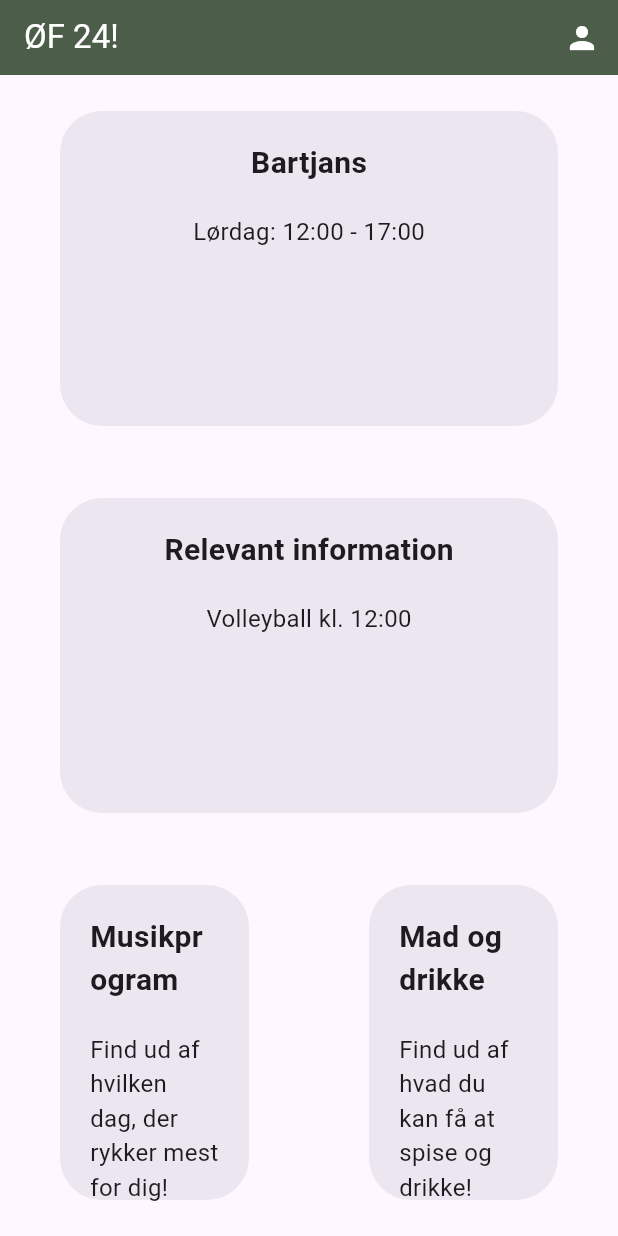
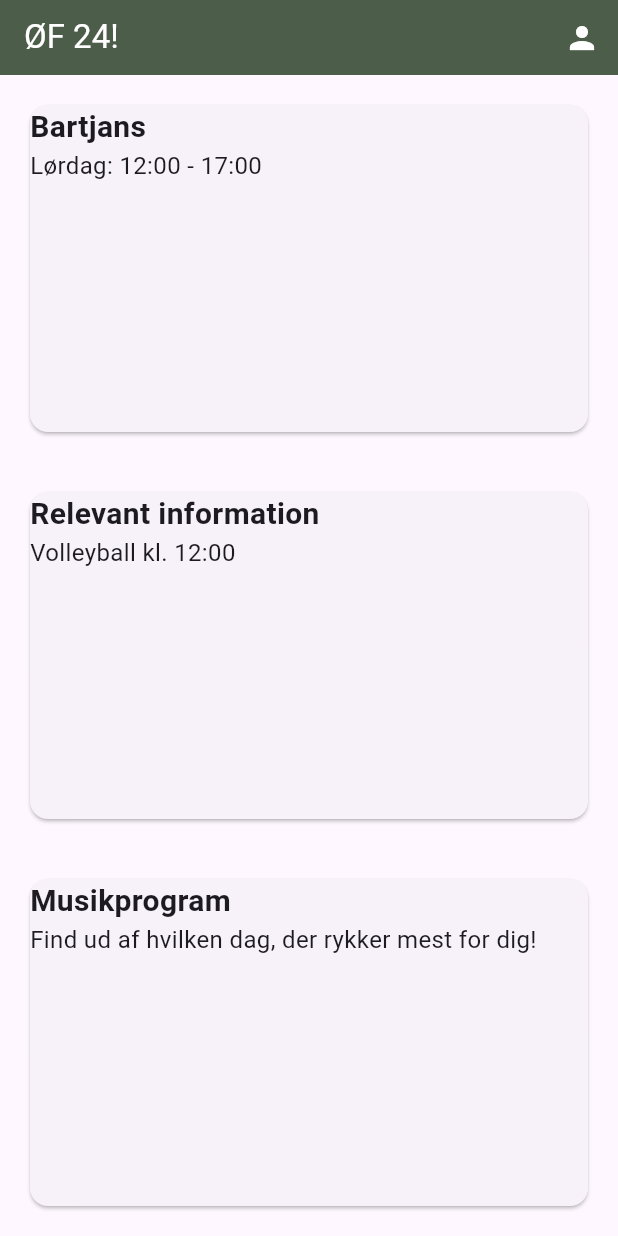
Before and after one commit to gust1527/festival-volunteer-manager, a Flutter app: the screen it shows after launch, on a phone screen of 412 x 824 dp. Run offline on Flutter 3.47's test engine with Material 3 defaults, Android fonts, the phone set to English and light mode, and no system bars.

Commit message:
Converted Expanded dialogtiles to clickable Inkwell cards

```diff
--- a/festival_volunteer_application/lib/Pages/HomeScreen.dart
+++ b/festival_volunteer_application/lib/Pages/HomeScreen.dart
@@ -11,6 +11,7 @@
 }
 
 class _HomeScreenState extends State<HomeScreen> {
+
   @override
   Widget build(BuildContext context) {
     return const Scaffold(
@@ -29,14 +30,8 @@
           ),
           Expanded(
             flex: 1,
-            child: Row(
-              children: <Widget>[
-                HalfWidthDialogTile(
-                    title: 'Musikprogram', content: 'Find ud af hvilken dag, der rykker mest for dig!'),
-                HalfWidthDialogTile(
-                    title: 'Mad og drikke', content: 'Find ud af hvad du kan få at spise og drikke!'),
-              ],
-            ),
+            child: HalfWidthDialogTile(
+                title: 'Musikprogram', content: 'Find ud af hvilken dag, der rykker mest for dig!'),
             ),
         ],
       ),
--- a/festival_volunteer_application/lib/UX_Elements/ExpandedDialogTile.dart
+++ b/festival_volunteer_application/lib/UX_Elements/ExpandedDialogTile.dart
@@ -4,8 +4,44 @@
   final String title;
   final String content;
 
-  const ExpandedDialogTile({super.key, required this.title, required this.content});
+  const ExpandedDialogTile(
+      {super.key, required this.title, required this.content});
 
+  @override
+  Widget build(BuildContext context) {
+    return Card(
+      margin: const EdgeInsets.all(20),
+      clipBehavior: Clip.antiAlias,
+      child: InkWell(
+        onTap: () => {},
+        child: Column(
+          mainAxisSize: MainAxisSize.max,
+          children: [
+            SizedBox(
+              width: double.infinity, // Expand to the edge of the screen
+              child: Text(
+                title,
+                style: const TextStyle(
+                  fontSize: 20,
+                  fontWeight: FontWeight.bold,
+                ),
+              ),
+            ),
+            SizedBox(
+              width: double.infinity,
+              child: Text(
+                content,
+                style: const TextStyle(
+                  fontSize: 16,
+                ),
+              ),
+            ),
+          ],
+        ),
+      ),
+    );
+  }
+  /*
   @override
   Widget build(BuildContext context) {
     return Dialog(
@@ -35,4 +71,5 @@
       ),
     );
   }
+  */
 }
--- a/festival_volunteer_application/lib/UX_Elements/HalfWidthDialog.dart
+++ b/festival_volunteer_application/lib/UX_Elements/HalfWidthDialog.dart
@@ -4,14 +4,52 @@
   final String title;
   final String content;
 
-  const HalfWidthDialogTile({super.key, required this.title, required this.content});
+  const HalfWidthDialogTile(
+      {super.key, required this.title, required this.content});
 
+  @override
+  Widget build(BuildContext context) {
+    return Card(
+      clipBehavior: Clip.antiAlias,
+      margin: const EdgeInsets.all(20),
+      child: InkWell(
+        onTap: () => {},
+        child: Column(
+          mainAxisSize: MainAxisSize.max,
+          children: [
+            SizedBox(
+              width: double.infinity, // Expand to the edge of the screen
+              child: Text(
+                title,
+                style: const TextStyle(
+                  fontSize: 20,
+                  fontWeight: FontWeight.bold,
+                ),
+              ),
+            ),
+            SizedBox(
+              width: double.infinity,
+              child: Text(
+                content,
+                style: const TextStyle(
+                  fontSize: 16,
+                ),
+              ),
+            ),
+          ],
+        ),
+      ),
+    );
+  }
+
+  /*
   @override
   Widget build(BuildContext context) {
     return Expanded(
       flex: 1,
-      child: Dialog(
+      child: dialog(
         child: Container(
+          width: double.infinity, // Expand to the edge of the screen
             padding: const EdgeInsets.all(20),
             child: Column(
               children: [
@@ -37,4 +75,5 @@
         ),
     );
   }
+  */
 }
```
